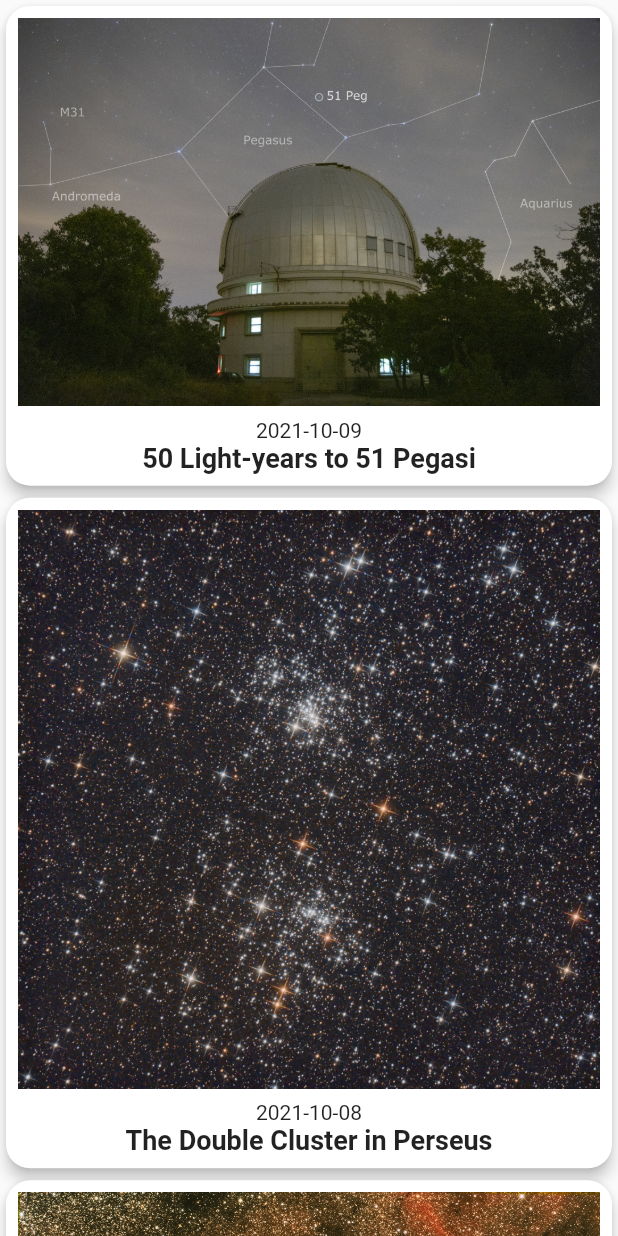
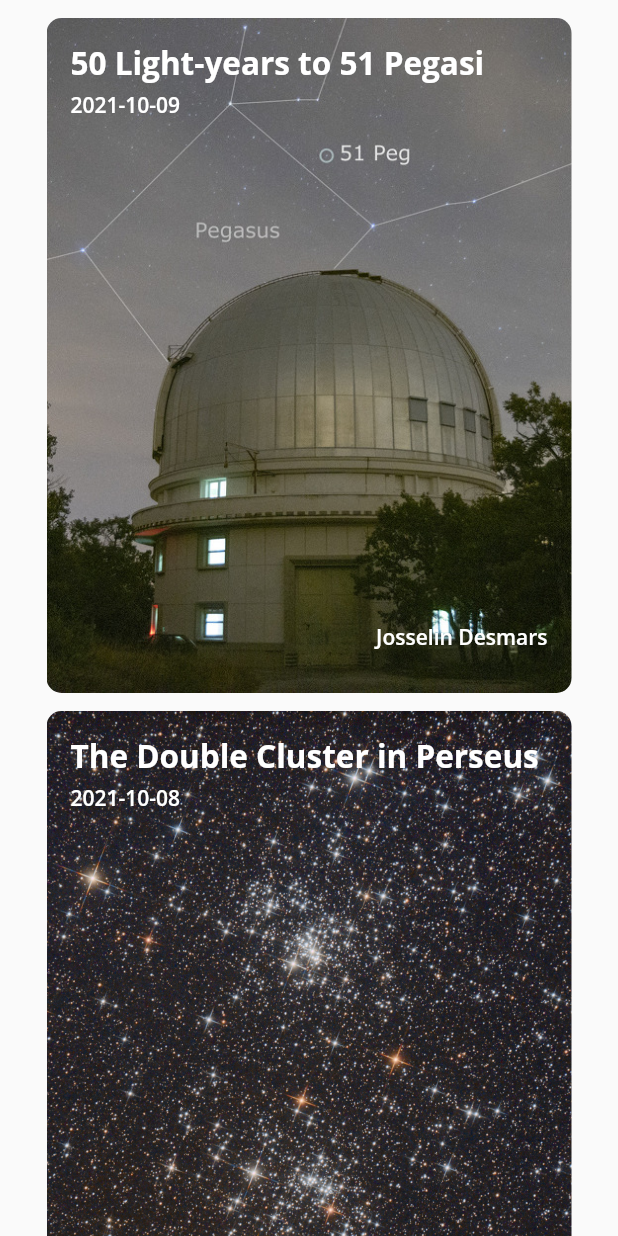
Before and after one commit to fullmers/Flutter-Apprentice-Book-Club, a Flutter app: the RecentApodPage widget shown alone on an empty page, opened directly, on a phone screen of 412 x 824 dp. Run offline on Flutter 3.47's test engine with Material 2 defaults, Android fonts, the phone set to English and light mode, and no system bars; our stand-ins replace google_fonts.

Commit message:
added apod cards

```diff
--- /dev/null
+++ b/lib/apod_card.dart
@@ -0,0 +1,56 @@
+import 'package:apod/apod.dart';
+import 'package:flutter/material.dart';
+import 'package:intl/intl.dart';
+import 'apod_theme.dart';
+
+@immutable
+class ApodCard extends StatelessWidget {
+  const ApodCard(
+    this.apod, {
+    Key? key,
+  }) : super(key: key);
+
+  final Apod apod;
+
+  @override
+  Widget build(BuildContext context) {
+    return Center(
+      child: Container(
+        padding: const EdgeInsets.all(16),
+        constraints: const BoxConstraints.expand(width: 350, height: 450),
+        decoration: BoxDecoration(
+          image: DecorationImage(
+            image: AssetImage(apod.url!),
+            fit: BoxFit.cover,
+          ),
+          borderRadius: const BorderRadius.all(Radius.circular(10.0)),
+        ),
+        child: Stack(
+          children: [
+            Text(
+              apod.title ?? '',
+              style: ApodTheme.darkTextTheme.headline2,
+            ),
+            apod.date != null
+                ? Positioned(
+                    top: 32,
+                    child: Text(
+                      DateFormat('yyyy-MM-dd').format(apod.date!),
+                      style: ApodTheme.darkTextTheme.bodyText1,
+                    ),
+                  )
+                : Container(),
+            Positioned(
+              bottom: 12,
+              right: 0,
+              child: Text(
+                apod.copyright ?? '',
+                style: ApodTheme.darkTextTheme.bodyText1,
+              ),
+            ),
+          ],
+        ),
+      ),
+    );
+  }
+}
--- a/lib/current_apod_page.dart
+++ b/lib/current_apod_page.dart
@@ -1,12 +1,14 @@
 import 'package:flutter/material.dart';
+import 'apod.dart';
+import 'apod_card.dart';
 
 class CurrentApodPage extends StatelessWidget {
   const CurrentApodPage({Key? key}) : super(key: key);
 
   @override
   Widget build(BuildContext context) {
-    return const Center(
-      child: Text('Current Apod'),
+    return Center(
+      child: ApodCard(Apod.samples[0]),
     );
   }
 }
--- a/lib/recent_apod_page.dart
+++ b/lib/recent_apod_page.dart
@@ -1,7 +1,7 @@
 import 'package:apod/apod.dart';
+import 'package:apod/apod_card.dart';
 import 'package:apod/apod_detail.dart';
 import 'package:flutter/material.dart';
-import 'package:intl/intl.dart';
 
 @immutable
 class RecentApodPage extends StatelessWidget {
@@ -13,46 +13,17 @@ class RecentApodPage extends StatelessWidget {
       itemCount: Apod.samples.length,
       itemBuilder: (BuildContext context, int index) {
         return GestureDetector(
-            onTap: () {
-              Navigator.push(context, MaterialPageRoute(builder: (context) {
-                return (ApodDetail(apod: Apod.samples[index]));
-              }));
-            },
-            child: _buildApodCard(Apod.samples[index]));
+          onTap: () {
+            Navigator.push(context, MaterialPageRoute(builder: (context) {
+              return (ApodDetail(apod: Apod.samples[index]));
+            }));
+          },
+          child: Padding(
+            padding: EdgeInsets.only(top: index == 0 ? 12 : 0, bottom: 12),
+            child: ApodCard(Apod.samples[index]),
+          ),
+        );
       },
     );
   }
-
-  Widget _buildApodCard(Apod apod) {
-    final String imageToShow =
-        apod.mediaType == MediaType.image ? apod.url! : apod.thumb!;
-    return Card(
-      elevation: 4,
-      shape: RoundedRectangleBorder(borderRadius: BorderRadius.circular(16.0)),
-      child: Column(
-        children: [
-          Padding(
-            padding: const EdgeInsets.all(8.0),
-            child: Image(
-              image: AssetImage(imageToShow),
-            ),
-          ),
-          Text(
-            DateFormat('yyyy-MM-dd').format(apod.date!),
-            style: const TextStyle(
-              fontSize: 14,
-            ),
-          ),
-          Text(
-            apod.title!,
-            style: const TextStyle(
-              fontSize: 18,
-              fontWeight: FontWeight.bold,
-            ),
-          ),
-          const SizedBox(height: 8),
-        ],
-      ),
-    );
-  }
 }
```
